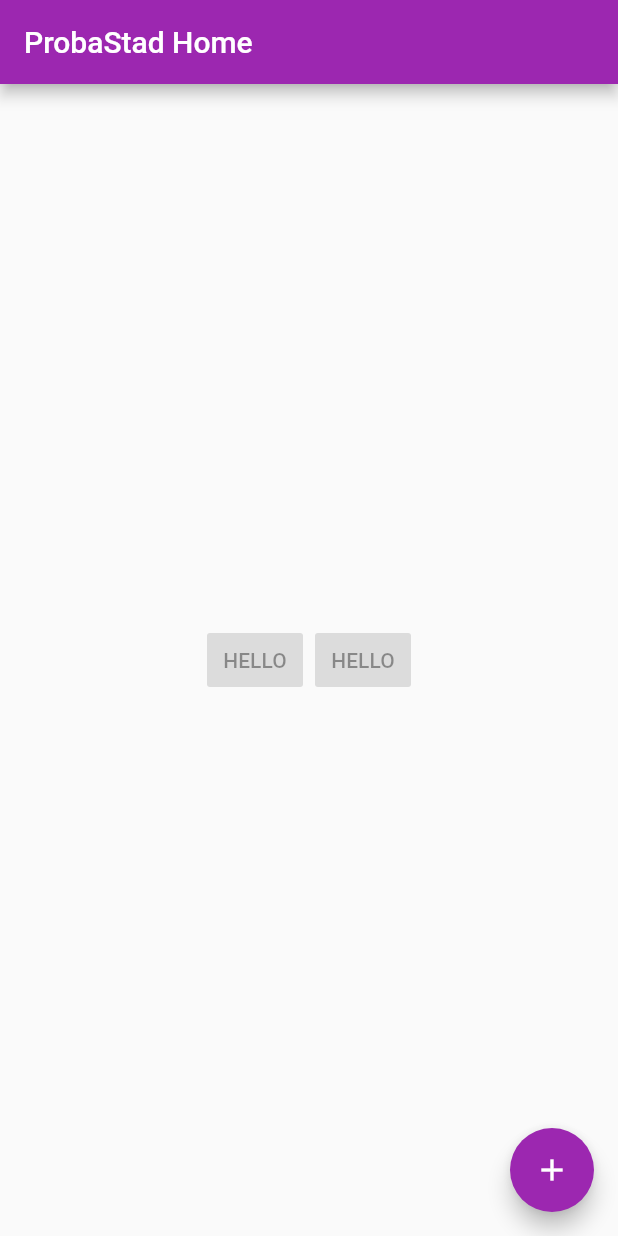
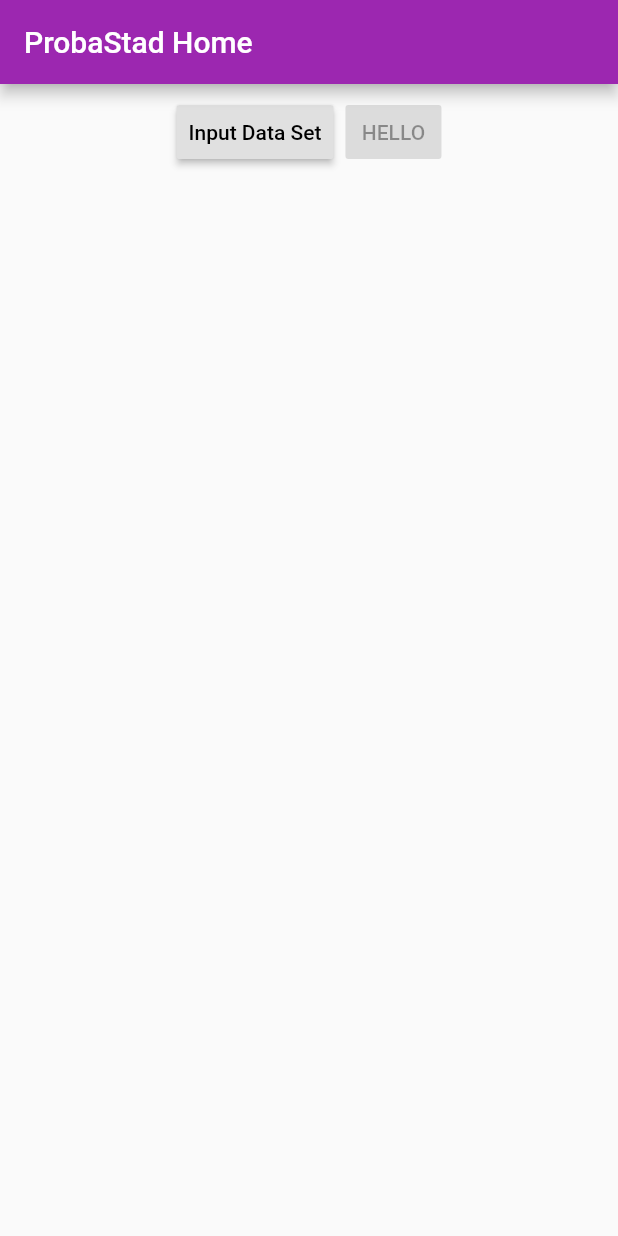
Before and after one commit to JuanMBriones/ProbaStad, a Flutter app: the screen it shows after launch, on a phone screen of 412 x 824 dp. Run offline on Flutter 3.47's test engine with Material 2 defaults, Android fonts, the phone set to English and light mode, and no system bars.

Commit message:
Moved things around

```diff
--- a/lib/main.dart
+++ b/lib/main.dart
@@ -45,52 +45,31 @@ class _MyHomePageState extends State<MyHomePage> {
     // than having to individually change instances of widgets.
     return Scaffold(
       appBar: AppBar(
-        // Here we take the value from the MyHomePage object that was created by
-        // the App.build method, and use it to set our appbar title.
         title: Text(widget.title),
       ),
+
       body: Center(
-        // Center is a layout widget. It takes a single child and positions it
-        // in the middle of the parent.
         child: Column(
-          // Column is also a layout widget. It takes a list of children and
-          // arranges them vertically. By default, it sizes itself to fit its
-          // children horizontally, and tries to be as tall as its parent.
-          //
-          // Invoke "debug painting" (press "p" in the console, choose the
-          // "Toggle Debug Paint" action from the Flutter Inspector in Android
-          // Studio, or the "Toggle Debug Paint" command in Visual Studio Code)
-          // to see the wireframe for each widget.
-          //
-          // Column has various properties to control how it sizes itself and
-          // how it positions its children. Here we use mainAxisAlignment to
-          // center the children vertically; the main axis here is the vertical
-          // axis because Columns are vertical (the cross axis would be
-          // horizontal).
-          mainAxisAlignment: MainAxisAlignment.center,
+          mainAxisAlignment: MainAxisAlignment.start,
           children: <Widget>[
             Row(
               mainAxisAlignment: MainAxisAlignment.spaceEvenly,
               children: <Widget>[
                 ButtonBar(
                   children: <Widget>[
-                    //Container(margin: const EdgeInsets.only(top: 10.0), child: ,,
+                    RaisedButton(
+                      onPressed: () {},
+                      child: Text("Input Data Set"),
+                    ),
                     RaisedButton(
                       child: Text("HELLO"),
                     ),
-                    RaisedButton(
-                      child: Text("HELLO"),
-                    )
                   ],
-                )
+                ),
               ],
-            )
+            ),
           ],
         ),
-      ),
-      floatingActionButton: FloatingActionButton(
-        tooltip: 'Increment',
-        child: Icon(Icons.add),
       ), // This trailing comma makes auto-formatting nicer for build methods.
     );
   }
```
